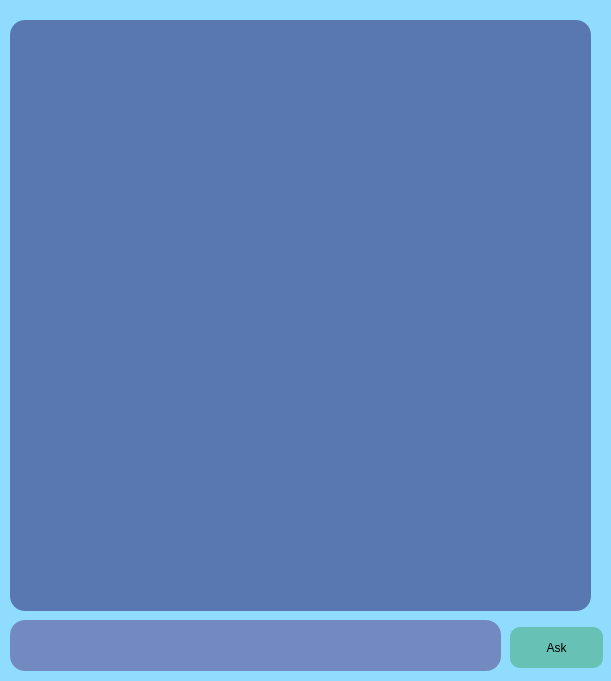
First picture: the form in main_des.ui, repository JuneSunAt7/AlgoSensei, before the edit.
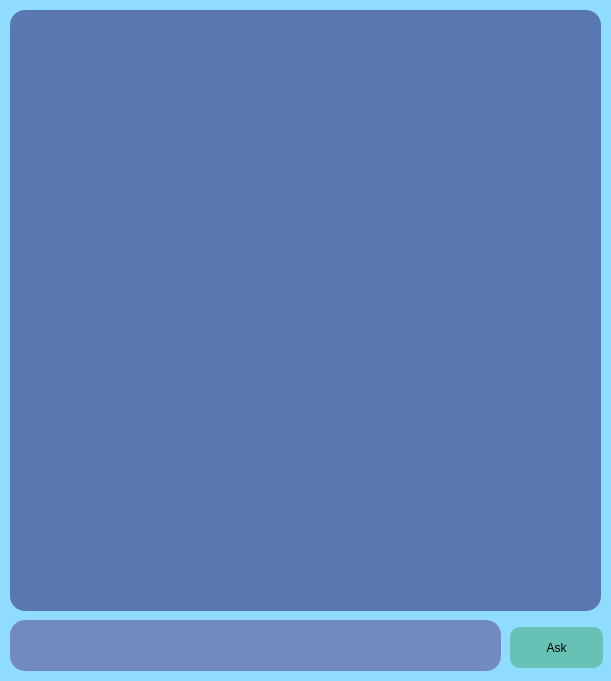
Second picture: the form after the edit.

The edit to the form file:
```diff
--- a/main_des.ui
+++ b/main_des.ui
@@ -57,31 +57,21 @@
     <string>Ask</string>
    </property>
   </widget>
-  <widget class="QTextEdit" name="textEdit">
-   <property name="enabled">
-    <bool>false</bool>
-   </property>
+  <widget class="QListWidget" name="listWidget">
    <property name="geometry">
     <rect>
      <x>10</x>
-     <y>20</y>
-     <width>581</width>
-     <height>591</height>
+     <y>10</y>
+     <width>591</width>
+     <height>601</height>
     </rect>
    </property>
    <property name="styleSheet">
     <string notr="true">background-color: rgba(51, 49, 122,150);
-border-radius:15px;</string>
-   </property>
-   <property name="readOnly">
-    <bool>true</bool>
-   </property>
-   <property name="html">
-    <string>&lt;!DOCTYPE HTML PUBLIC &quot;-//W3C//DTD HTML 4.0//EN&quot; &quot;http://www.w3.org/TR/REC-html40/strict.dtd&quot;&gt;
-&lt;html&gt;&lt;head&gt;&lt;meta name=&quot;qrichtext&quot; content=&quot;1&quot; /&gt;&lt;style type=&quot;text/css&quot;&gt;
-p, li { white-space: pre-wrap; }
-&lt;/style&gt;&lt;/head&gt;&lt;body style=&quot; font-family:'MS Shell Dlg 2'; font-size:7.8pt; font-weight:400; font-style:normal;&quot;&gt;
-&lt;p style=&quot;-qt-paragraph-type:empty; margin-top:0px; margin-bottom:0px; margin-left:0px; margin-right:0px; -qt-block-indent:0; text-indent:0px;&quot;&gt;&lt;br /&gt;&lt;/p&gt;&lt;/body&gt;&lt;/html&gt;</string>
+border-radius:15px;
+font: 63 15pt &quot;Segoe UI Semibold&quot;;
+border-radius:15px;
+color: rgb(221, 221, 221);</string>
    </property>
   </widget>
  </widget>
```
